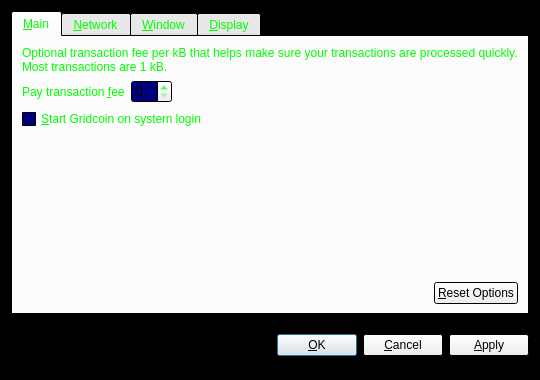
Qt form src/qt/forms/optionsdialog.ui (gridcoin/Gridcoin-master) before a commit.
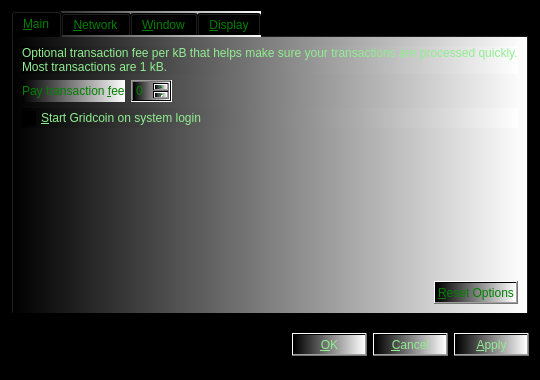
The same form after that commit. The open tabs and pages were chosen to show the change. Custom widgets are drawn as their Qt base class.

What changed in the file:
```diff
--- a/src/qt/forms/optionsdialog.ui
+++ b/src/qt/forms/optionsdialog.ui
@@ -116,6 +116,35 @@
      <property name="palette">
       <palette>
        <active>
+        <colorrole role="WindowText">
+         <brush brushstyle="SolidPattern">
+          <color alpha="255">
+           <red>0</red>
+           <green>128</green>
+           <blue>0</blue>
+          </color>
+         </brush>
+        </colorrole>
+        <colorrole role="Button">
+         <brush brushstyle="LinearGradientPattern">
+          <gradient startx="0.000000000000000" starty="0.000000000000000" endx="1.000000000000000" endy="0.000000000000000" type="LinearGradient" spread="PadSpread" coordinatemode="ObjectBoundingMode">
+           <gradientstop position="0.000000000000000">
+            <color alpha="255">
+             <red>0</red>
+             <green>0</green>
+             <blue>0</blue>
+            </color>
+           </gradientstop>
+           <gradientstop position="1.000000000000000">
+            <color alpha="255">
+             <red>255</red>
+             <green>255</green>
+             <blue>255</blue>
+            </color>
+           </gradientstop>
+          </gradient>
+         </brush>
+        </colorrole>
         <colorrole role="Light">
          <brush brushstyle="SolidPattern">
           <color alpha="255">
@@ -125,6 +154,15 @@
           </color>
          </brush>
         </colorrole>
+        <colorrole role="Text">
+         <brush brushstyle="SolidPattern">
+          <color alpha="255">
+           <red>0</red>
+           <green>128</green>
+           <blue>0</blue>
+          </color>
+         </brush>
+        </colorrole>
         <colorrole role="BrightText">
          <brush brushstyle="SolidPattern">
           <color alpha="255">
@@ -134,13 +172,53 @@
           </color>
          </brush>
         </colorrole>
+        <colorrole role="ButtonText">
+         <brush brushstyle="SolidPattern">
+          <color alpha="255">
+           <red>0</red>
+           <green>128</green>
+           <blue>0</blue>
+          </color>
+         </brush>
+        </colorrole>
         <colorrole role="Base">
-         <brush brushstyle="SolidPattern">
-          <color alpha="255">
-           <red>0</red>
-           <green>0</green>
-           <blue>127</blue>
-          </color>
+         <brush brushstyle="LinearGradientPattern">
+          <gradient startx="0.000000000000000" starty="0.000000000000000" endx="1.000000000000000" endy="0.000000000000000" type="LinearGradient" spread="PadSpread" coordinatemode="ObjectBoundingMode">
+           <gradientstop position="0.000000000000000">
+            <color alpha="255">
+             <red>0</red>
+             <green>0</green>
+             <blue>0</blue>
+            </color>
+           </gradientstop>
+           <gradientstop position="1.000000000000000">
+            <color alpha="255">
+             <red>255</red>
+             <green>255</green>
+             <blue>255</blue>
+            </color>
+           </gradientstop>
+          </gradient>
+         </brush>
+        </colorrole>
+        <colorrole role="Window">
+         <brush brushstyle="LinearGradientPattern">
+          <gradient startx="0.000000000000000" starty="0.000000000000000" endx="1.000000000000000" endy="0.000000000000000" type="LinearGradient" spread="PadSpread" coordinatemode="ObjectBoundingMode">
+           <gradientstop position="0.000000000000000">
+            <color alpha="255">
+             <red>0</red>
+             <green>0</green>
+             <blue>0</blue>
+            </color>
+           </gradientstop>
+           <gradientstop position="1.000000000000000">
+            <color alpha="255">
+             <red>255</red>
+             <green>255</green>
+             <blue>255</blue>
+            </color>
+           </gradientstop>
+          </gradient>
          </brush>
         </colorrole>
         <colorrole role="HighlightedText">
@@ -172,6 +250,35 @@
         </colorrole>
        </active>
        <inactive>
+        <colorrole role="WindowText">
+         <brush brushstyle="SolidPattern">
+          <color alpha="255">
+           <red>0</red>
+           <green>128</green>
+           <blue>0</blue>
+          </color>
+         </brush>
+        </colorrole>
+        <colorrole role="Button">
+         <brush brushstyle="LinearGradientPattern">
+          <gradient startx="0.000000000000000" starty="0.000000000000000" endx="1.000000000000000" endy="0.000000000000000" type="LinearGradient" spread="PadSpread" coordinatemode="ObjectBoundingMode">
+           <gradientstop position="0.000000000000000">
+            <color alpha="255">
+             <red>0</red>
+             <green>0</green>
+             <blue>0</blue>
+            </color>
+           </gradientstop>
+           <gradientstop position="1.000000000000000">
+            <color alpha="255">
+             <red>255</red>
+             <green>255</green>
+             <blue>255</blue>
+            </color>
+           </gradientstop>
+          </gradient>
+         </brush>
+        </colorrole>
         <colorrole role="Light">
          <brush brushstyle="SolidPattern">
           <color alpha="255">
@@ -181,6 +288,15 @@
           </color>
          </brush>
         </colorrole>
+        <colorrole role="Text">
+         <brush brushstyle="SolidPattern">
+          <color alpha="255">
+           <red>0</red>
+           <green>128</green>
+           <blue>0</blue>
+          </color>
+         </brush>
+        </colorrole>
         <colorrole role="BrightText">
          <brush brushstyle="SolidPattern">
           <color alpha="255">
@@ -190,13 +306,53 @@
           </color>
          </brush>
         </colorrole>
+        <colorrole role="ButtonText">
+         <brush brushstyle="SolidPattern">
+          <color alpha="255">
+           <red>0</red>
+           <green>128</green>
+           <blue>0</blue>
+          </color>
+         </brush>
+        </colorrole>
         <colorrole role="Base">
-         <brush brushstyle="SolidPattern">
-          <color alpha="255">
-           <red>0</red>
-           <green>0</green>
-           <blue>127</blue>
-          </color>
+         <brush brushstyle="LinearGradientPattern">
+          <gradient startx="0.000000000000000" starty="0.000000000000000" endx="1.000000000000000" endy="0.000000000000000" type="LinearGradient" spread="PadSpread" coordinatemode="ObjectBoundingMode">
+           <gradientstop position="0.000000000000000">
+            <color alpha="255">
+             <red>0</red>
+             <green>0</green>
+             <blue>0</blue>
+            </color>
+           </gradientstop>
+           <gradientstop position="1.000000000000000">
+            <color alpha="255">
+             <red>255</red>
+             <green>255</green>
+             <blue>255</blue>
+            </color>
+           </gradientstop>
+          </gradient>
+         </brush>
+        </colorrole>
+        <colorrole role="Window">
+         <brush brushstyle="LinearGradientPattern">
+          <gradient startx="0.000000000000000" starty="0.000000000000000" endx="1.000000000000000" endy="0.000000000000000" type="LinearGradient" spread="PadSpread" coordinatemode="ObjectBoundingMode">
+           <gradientstop position="0.000000000000000">
+            <color alpha="255">
+             <red>0</red>
+             <green>0</green>
+             <blue>0</blue>
+            </color>
+           </gradientstop>
+           <gradientstop position="1.000000000000000">
+            <color alpha="255">
+             <red>255</red>
+             <green>255</green>
+             <blue>255</blue>
+            </color>
+           </gradientstop>
+          </gradient>
          </brush>
         </colorrole>
         <colorrole role="HighlightedText">
@@ -228,6 +384,35 @@
         </colorrole>
        </inactive>
        <disabled>
+        <colorrole role="WindowText">
+         <brush brushstyle="SolidPattern">
+          <color alpha="255">
+           <red>0</red>
+           <green>128</green>
+           <blue>0</blue>
+          </color>
+         </brush>
+        </colorrole>
+        <colorrole role="Button">
+         <brush brushstyle="LinearGradientPattern">
+          <gradient startx="0.000000000000000" starty="0.000000000000000" endx="1.000000000000000" endy="0.000000000000000" type="LinearGradient" spread="PadSpread" coordinatemode="ObjectBoundingMode">
+           <gradientstop position="0.000000000000000">
+            <color alpha="255">
+             <red>0</red>
+             <green>0</green>
+             <blue>0</blue>
+            </color>
+           </gradientstop>
+           <gradientstop position="1.000000000000000">
+            <color alpha="255">
+             <red>255</red>
+             <green>255</green>
+             <blue>255</blue>
+            </color>
+           </gradientstop>
+          </gradient>
+         </brush>
+        </colorrole>
         <colorrole role="Light">
          <brush brushstyle="SolidPattern">
           <color alpha="255">
@@ -237,6 +422,15 @@
           </color>
          </brush>
         </colorrole>
+        <colorrole role="Text">
+         <brush brushstyle="SolidPattern">
+          <color alpha="255">
+           <red>0</red>
+           <green>128</green>
+           <blue>0</blue>
+          </color>
+         </brush>
+        </colorrole>
         <colorrole role="BrightText">
          <brush brushstyle="SolidPattern">
           <color alpha="255">
@@ -246,13 +440,53 @@
           </color>
          </brush>
         </colorrole>
+        <colorrole role="ButtonText">
+         <brush brushstyle="SolidPattern">
+          <color alpha="255">
+           <red>0</red>
+           <green>128</green>
+           <blue>0</blue>
+          </color>
+         </brush>
+        </colorrole>
         <colorrole role="Base">
-         <brush brushstyle="SolidPattern">
-          <color alpha="255">
-           <red>0</red>
-           <green>0</green>
-           <blue>0</blue>
-          </color>
+         <brush brushstyle="LinearGradientPattern">
+          <gradient startx="0.000000000000000" starty="0.000000000000000" endx="1.000000000000000" endy="0.000000000000000" type="LinearGradient" spread="PadSpread" coordinatemode="ObjectBoundingMode">
+           <gradientstop position="0.000000000000000">
+            <color alpha="255">
+             <red>0</red>
+             <green>0</green>
+             <blue>0</blue>
+            </color>
+           </gradientstop>
+           <gradientstop position="1.000000000000000">
+            <color alpha="255">
+             <red>255</red>
+             <green>255</green>
+             <blue>255</blue>
+            </color>
+           </gradientstop>
+          </gradient>
+         </brush>
+        </colorrole>
+        <colorrole role="Window">
+         <brush brushstyle="LinearGradientPattern">
+          <gradient startx="0.000000000000000" starty="0.000000000000000" endx="1.000000000000000" endy="0.000000000000000" type="LinearGradient" spread="PadSpread" coordinatemode="ObjectBoundingMode">
+           <gradientstop position="0.000000000000000">
+            <color alpha="255">
+             <red>0</red>
+             <green>0</green>
+             <blue>0</blue>
+            </color>
+           </gradientstop>
+           <gradientstop position="1.000000000000000">
+            <color alpha="255">
+             <red>255</red>
+             <green>255</green>
+             <blue>255</blue>
+            </color>
+           </gradientstop>
+          </gradient>
          </brush>
         </colorrole>
         <colorrole role="HighlightedText">
@@ -286,7 +520,13 @@
       </palette>
      </property>
      <property name="autoFillBackground">
-      <bool>true</bool>
+      <bool>false</bool>
+     </property>
+     <property name="styleSheet">
+      <string notr="true">
+background-color:qlineargradient(spread:pad, x1:0, y1:0, x2:1, y2:0, stop:0 rgba(0, 0, 0, 255), stop:1 rgba(255, 255, 255, 255));
+color:green;
+</string>
      </property>
      <property name="tabPosition">
       <enum>QTabWidget::North</enum>
@@ -301,6 +541,10 @@
       <layout class="QVBoxLayout" name="verticalLayout_Main">
        <item>
         <widget class="QLabel" name="transactionFeeInfoLabel">
+         <property name="styleSheet">
+          <string notr="true">color:lightgreen;
+</string>
+         </property>
          <property name="text">
           <string>Optional transaction fee per kB that helps make sure your transactions are processed quickly. Most transactions are 1 kB.</string>
          </property>
@@ -350,6 +594,10 @@
          <property name="toolTip">
           <string>Automatically start Gridcoin after logging in to the system.</string>
          </property>
+         <property name="styleSheet">
+          <string notr="true">color:lightgreen;
+</string>
+         </property>
          <property name="text">
           <string>&amp;Start Gridcoin on system login</string>
          </property>
@@ -698,6 +946,12 @@
      </item>
      <item>
       <widget class="QPushButton" name="okButton">
+       <property name="styleSheet">
+        <string notr="true">
+background-color:qlineargradient(spread:pad, x1:0, y1:0, x2:1, y2:0, stop:0 rgba(0, 0, 0, 255), stop:1 rgba(255, 255, 255, 255));
+color:lightgreen;
+</string>
+       </property>
        <property name="text">
         <string>&amp;OK</string>
        </property>
@@ -705,6 +959,12 @@
      </item>
      <item>
       <widget class="QPushButton" name="cancelButton">
+       <property name="styleSheet">
+        <string notr="true">
+background-color:qlineargradient(spread:pad, x1:0, y1:0, x2:1, y2:0, stop:0 rgba(0, 0, 0, 255), stop:1 rgba(255, 255, 255, 255));
+color:lightgreen;
+</string>
+       </property>
        <property name="text">
         <string>&amp;Cancel</string>
        </property>
@@ -715,6 +975,12 @@
      </item>
      <item>
       <widget class="QPushButton" name="applyButton">
+       <property name="styleSheet">
+        <string notr="true">
+background-color:qlineargradient(spread:pad, x1:0, y1:0, x2:1, y2:0, stop:0 rgba(0, 0, 0, 255), stop:1 rgba(255, 255, 255, 255));
+color:lightgreen;
+</string>
+       </property>
        <property name="text">
         <string>&amp;Apply</string>
        </property>
```
Left out of the diff: 2 changed lines with no effect on the pictures.
